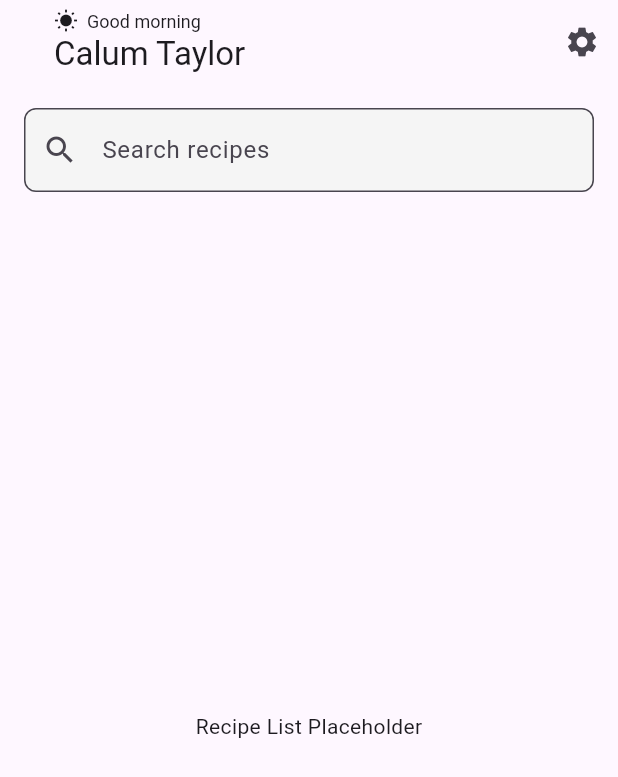
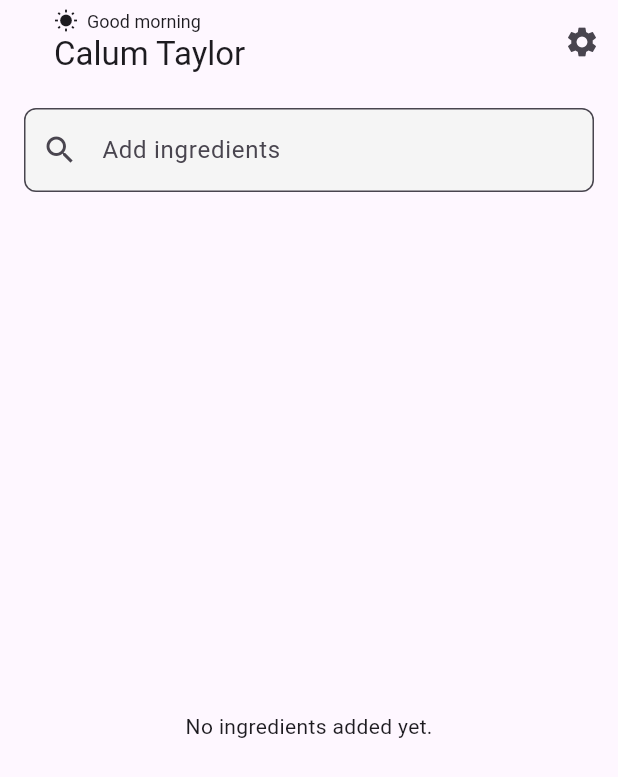
Before and after one commit to GreatSandwiches/recipe_flutter_app, a Flutter app: the screen it shows after launch, on a phone screen of 412 x 824 dp. Shown: the top 777 px of the screen. Run offline on Flutter 3.47's test engine with Material 3 defaults, Android fonts, the phone set to English and light mode, and no system bars.

Commit message:
Refactor main.dart to implement ingredient management with a dynamic list and input field

```diff
--- a/lib/main.dart
+++ b/lib/main.dart
@@ -4,9 +4,32 @@ void main() {
   runApp(const MainApp());
 }
 
-class MainApp extends StatelessWidget {
+class MainApp extends StatefulWidget {
   const MainApp({super.key});
 
+  @override
+  State<MainApp> createState() => _MainAppState();
+}
+
+class _MainAppState extends State<MainApp> {
+  final TextEditingController _controller = TextEditingController();
+  final List<String> _ingredients = [];
+
+  void _addIngredient() {
+    final ingredient = _controller.text.trim();
+    if (ingredient.isNotEmpty) {
+      setState(() {
+        _ingredients.add(ingredient);
+        _controller.clear();
+      });
+    }
+  }
+
+  @override
+  void dispose() {
+    _controller.dispose();
+    super.dispose();
+  }
 
   @override
   Widget build(BuildContext context) {
@@ -44,8 +67,9 @@ class MainApp extends StatelessWidget {
             Container(
               padding: const EdgeInsets.all(16.0),
               child: TextField(
+                controller: _controller,
                 decoration: InputDecoration(
-                  hintText: 'Search recipes',
+                  hintText: 'Add ingredients',
                   prefixIcon: const Icon(Icons.search),
                   border: OutlineInputBorder(
                     borderRadius: BorderRadius.circular(8.0),
@@ -53,12 +77,30 @@ class MainApp extends StatelessWidget {
                   filled: true,
                   fillColor: Colors.grey[100],
                 ),
+                onSubmitted: (value) => _addIngredient(),
               ),
             ),
-            const Expanded(
-              child: Center(
-                child: Text('Recipe List Placeholder'),
-              ),
+            Expanded(
+              child: _ingredients.isEmpty
+                ? const Center(
+                    child: Text('No ingredients added yet.'),
+                  )
+                : ListView.builder(
+                    itemCount: _ingredients.length,
+                    itemBuilder: (context, index) {
+                      return ListTile(
+                        title: Text(_ingredients[index]),
+                        trailing: IconButton(
+                          icon: const Icon(Icons.delete),
+                          onPressed: () {
+                            setState(() {
+                              _ingredients.removeAt(index);
+                            });
+                          },
+                        ),
+                      );
+                    },
+              )
             ),
           ],
         ),
```
